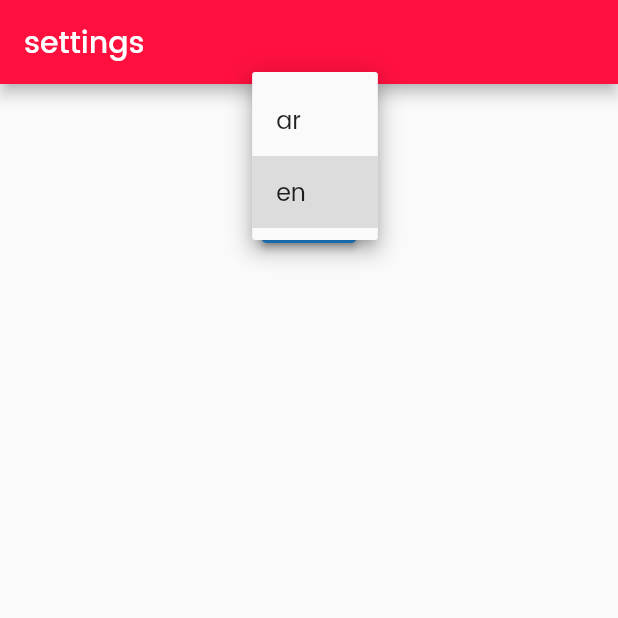
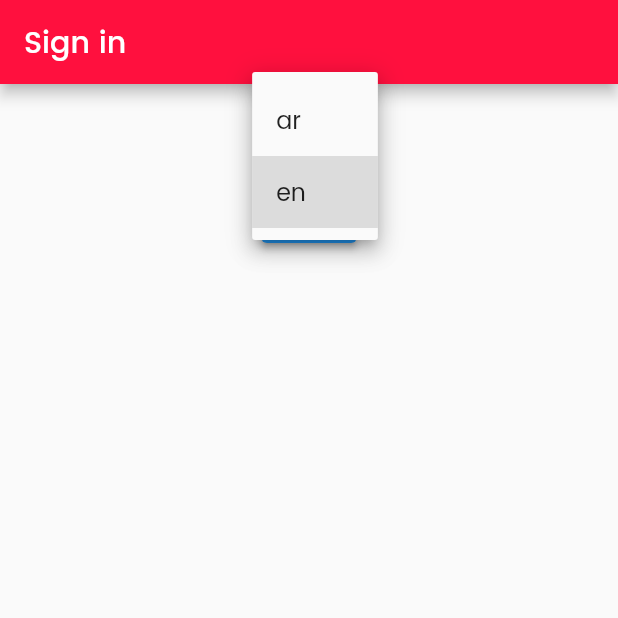
Before and after one commit to BatoulMDarwish/login_tdd, a Flutter app: the screen it shows after launch, after a tap on "en", on a phone screen of 412 x 824 dp, the top half of it. Run offline on Flutter 3.47's test engine with Material 2 defaults, Android fonts, the phone set to English and light mode, and no system bars; our stand-ins replace bloc, dartz, dio, easy_localization, equatable, flutter_bloc and 9 more.

Commit message:
"localization "

```diff
--- a/lib/auth/presentation/pages/settings_page.dart
+++ b/lib/auth/presentation/pages/settings_page.dart
@@ -1,5 +1,6 @@
 
 
+import 'package:alpha_tdd/generated/locale_keys.g.dart';
 import 'package:easy_localization/easy_localization.dart';
 import 'package:flutter/material.dart';
 import 'package:flutter_bloc/flutter_bloc.dart';
@@ -14,22 +15,18 @@ class SettingsPage extends StatelessWidget {
 
   @override
   Widget build(BuildContext context) {
-    return Scaffold(
+    return BlocBuilder<LocaleCubit,ChangeLocaleState>(
+      builder: (context, state) => Scaffold(
         appBar: AppBar(
           backgroundColor: AppColor.pink,
-        title: Text("settings".tr()),
+          title: Text(LocaleKeys.Sign_in.tr()),
         ),
         body: Column(
           children: [
             Center(
               child: Padding(
                   padding: const EdgeInsets.all(8.0),
-                child: BlocConsumer<LocaleCubit, ChangeLocaleState>(
-                  listener: (context, state) {
-
-                  },
-                  builder: (context, state) {
-                    return DropdownButton<String>(
+                  child:  DropdownButton<String>(
                         value: state.locale.languageCode,
                         icon: const Icon(Icons.keyboard_arrow_down),
                         items: ['ar', 'en'].map((String items) {
@@ -41,17 +38,18 @@ class SettingsPage extends StatelessWidget {
                         onChanged: (String? newValue) {
                           if (newValue != null) {
                               print(newValue);
-                          context.read<LocaleCubit>().changeLanguage(newValue);
-                          print("don't have account".tr());
+                           // context.read<LocaleCubit>().changeLanguage(newValue);
+context.setLocale(Locale(newValue));
                           }
                           Navigator.pushNamed(context, '/welcome');
                         },
-                    );
-                  },
+
+
                   )),
             ),
-          ElevatedButton(onPressed: (){Navigator.pushNamed(context, '/welcome');}, child: Text("skip").tr())
+            ElevatedButton(onPressed: (){Navigator.pushNamed(context, '/welcome');}, child: Text(LocaleKeys.skip.tr()))
           ],
+        ),
       ),
     );
   }
--- a/lib/main.dart
+++ b/lib/main.dart
@@ -5,6 +5,7 @@ import 'package:flutter_localizations/flutter_localizations.dart';
 import 'package:flutter_screenutil/flutter_screenutil.dart';
 import 'package:flutter_bloc/flutter_bloc.dart';
 import 'package:go_router/go_router.dart';
+import 'package:shared_preferences/shared_preferences.dart';
 import 'auth/presentation/manager/auth_bloc.dart';
 import 'auth/presentation/pages/home.dart';
 import 'auth/presentation/pages/sign_in_screen.dart';
@@ -12,6 +13,7 @@ import 'auth/presentation/pages/splash_screen.dart';
 import 'auth/presentation/pages/welcom_screen.dart';
 import 'core/localization/controller/cubit/locale_cubit.dart';
 import 'core/localization/controller/cubit/locale_state.dart';
+import 'core/localization/language_cach_helper.dart';
 import 'core/network/post.dart';
 import'core/services/services_locator.dart';
 
@@ -20,11 +22,13 @@ void main() async {
   DioHelper.init();
   ServicesLocator().init();
   await EasyLocalization.ensureInitialized();
+  final String cachedLanguageCode =
+  await LanguageCacheHelper(). getCachedLanguageCode();
   runApp(
     EasyLocalization(
       supportedLocales: const [Locale('en'), Locale('ar')],
       path: 'assets/lang',
-      startLocale: const Locale('ar'),
+      startLocale: Locale(cachedLanguageCode),
       saveLocale: true,
       fallbackLocale: Locale('en'),
       child: MyApp(),
@@ -57,7 +61,7 @@ class MyApp extends StatelessWidget {
             BlocBuilder<LocaleCubit, ChangeLocaleState>(
               builder: (context, state) {
                 return MaterialApp(
-                  locale: state.locale,
+                  locale: context.locale,
                     supportedLocales: context.supportedLocales,
                     localizationsDelegates: context.localizationDelegates,
                     debugShowCheckedModeBanner: false,
```
Also changed, not shown: lib/auth/presentation/pages/sign_in_screen.dart (+8 -7 lines), lib/auth/presentation/pages/welcom_screen.dart (+4 -3 lines), lib/generated/locale_keys.g.dart (added). Lines whose indentation alone changed are shown as unchanged.
